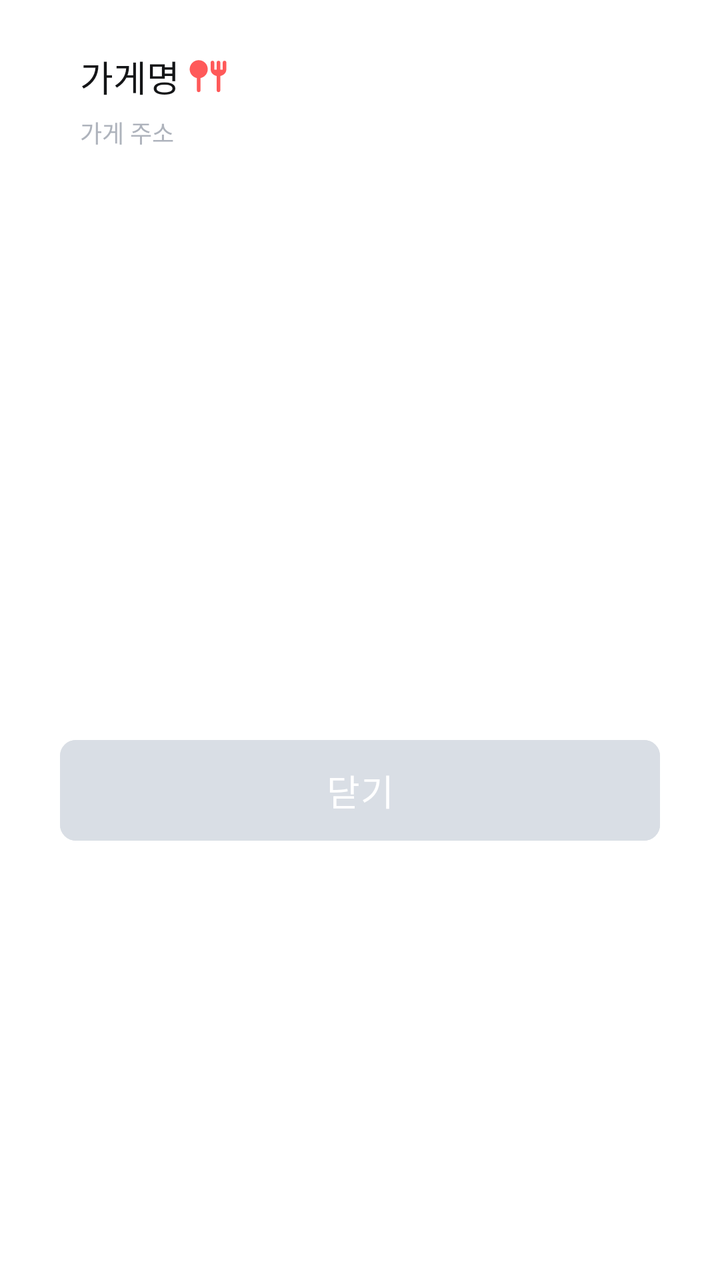
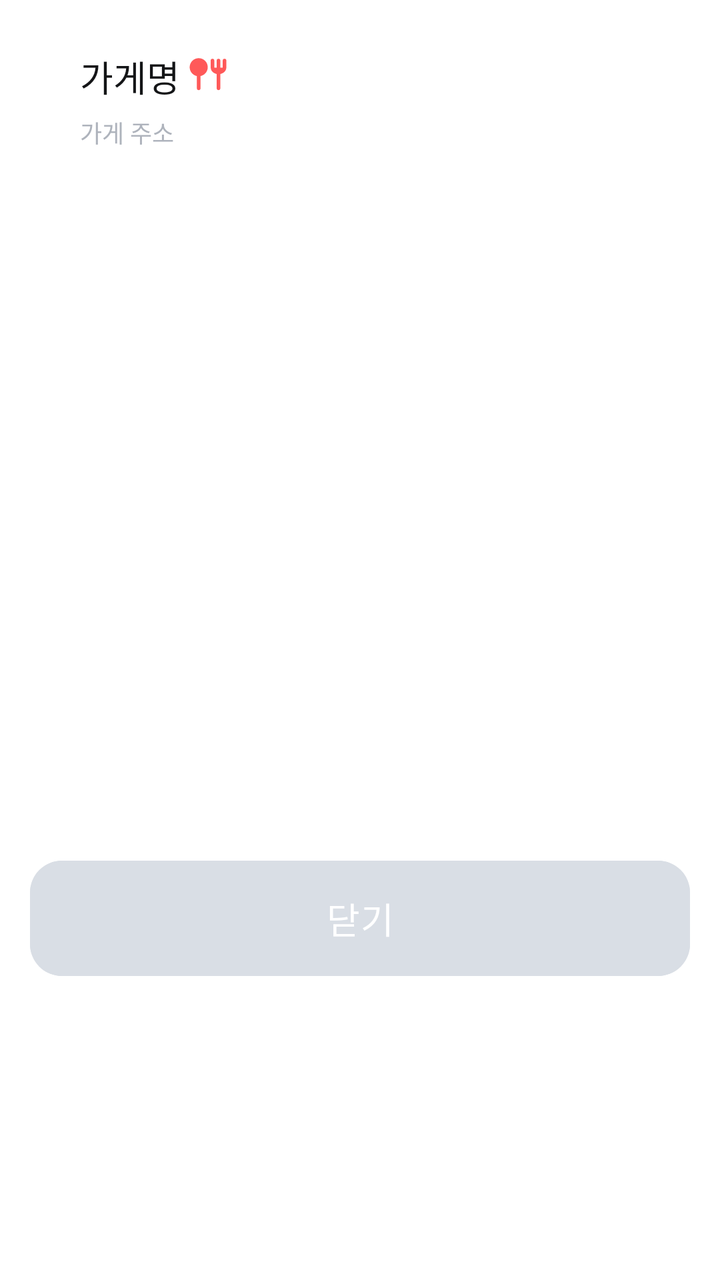

The first picture is an Android layout as it rendered before a commit; the second is the same layout after the commit. The layout source and the unified diff follow.
<!-- AndroidManifest.xml: application theme Theme.Terbuck -->
<!-- res/layout/dialog_partnership.xml -->
<?xml version="1.0" encoding="utf-8"?>
<androidx.constraintlayout.widget.ConstraintLayout xmlns:android="http://schemas.android.com/apk/res/android"
    xmlns:tools="http://schemas.android.com/tools"
    android:layout_width="match_parent"
    android:layout_height="wrap_content"
    xmlns:app="http://schemas.android.com/apk/res-auto">

    <androidx.constraintlayout.widget.ConstraintLayout
        android:layout_width="match_parent"
        android:layout_height="match_parent"
        android:padding="15dp"
        android:layout_marginHorizontal="15dp"
        android:background="@drawable/background_white_radius24"
        app:layout_constraintBottom_toBottomOf="parent"
        app:layout_constraintEnd_toEndOf="parent"
        app:layout_constraintStart_toStartOf="parent"
        app:layout_constraintTop_toTopOf="parent">

        <LinearLayout
            android:id="@+id/layout_store"
            android:layout_width="0dp"
            android:layout_height="wrap_content"
            android:layout_margin="10dp"
            android:orientation="horizontal"
            app:layout_constraintEnd_toEndOf="parent"
            app:layout_constraintHorizontal_bias="0.0"
            app:layout_constraintStart_toStartOf="parent"
            app:layout_constraintTop_toTopOf="parent">

            <TextView
                android:id="@+id/textView_store_name"
                style="@style/Text_Semi_18"
                android:layout_width="wrap_content"
                android:layout_height="wrap_content"
                android:layout_gravity="center"
                android:ellipsize="end"
                android:maxLines="1"
                android:text="가게명"
                app:layout_constraintBottom_toBottomOf="parent"
                app:layout_constraintEnd_toEndOf="parent"
                app:layout_constraintStart_toStartOf="parent"
                app:layout_constraintTop_toTopOf="parent" />

            <ImageView
                android:id="@+id/imageView_category"
                android:layout_width="20dp"
                android:layout_height="20dp"
                android:layout_gravity="center"
                android:layout_marginStart="4dp"
                android:src="@drawable/ic_food_selected"
                app:layout_constraintBottom_toBottomOf="@id/button_more"
                app:layout_constraintEnd_toStartOf="@+id/button_more"
                app:layout_constraintHorizontal_bias="0.0"
                app:layout_constraintStart_toEndOf="@+id/textView_store_name"
                app:layout_constraintTop_toTopOf="@id/button_more" />

        </LinearLayout>

        <TextView
            android:id="@+id/textView_store_address"
            style="@style/Caption_Medi_12"
            android:layout_width="0dp"
            android:layout_height="wrap_content"
            android:layout_marginTop="6dp"
            android:text="가게 주소"
            android:textColor="@color/black_10"
            app:layout_constraintEnd_toEndOf="@+id/layout_store"
            app:layout_constraintHorizontal_bias="0.0"
            app:layout_constraintStart_toStartOf="@+id/layout_store"
            app:layout_constraintTop_toBottomOf="@+id/layout_store" />

        <androidx.recyclerview.widget.RecyclerView
            android:id="@+id/recyclerView_partnership"
            android:layout_width="0dp"
            android:layout_height="wrap_content"
            android:layout_marginTop="46dp"
            app:layout_constraintEnd_toEndOf="@+id/layout_store"
            app:layout_constraintHorizontal_bias="0.0"
            app:layout_constraintStart_toStartOf="@+id/layout_store"
            app:layout_constraintTop_toBottomOf="@+id/textView_store_address" />

        <Button
            android:id="@+id/button_close"
            style="@style/DialogButton"
            android:layout_width="0dp"
            android:layout_height="wrap_content"
            android:layout_marginTop="44dp"
            android:text="닫기"
            app:layout_constraintBottom_toBottomOf="parent"
            app:layout_constraintEnd_toEndOf="parent"
            app:layout_constraintStart_toStartOf="parent"
            app:layout_constraintTop_toBottomOf="@+id/recyclerView_partnership" />

    </androidx.constraintlayout.widget.ConstraintLayout>
</androidx.constraintlayout.widget.ConstraintLayout>
<!-- resources referenced by this layout -->
<resources>
  <color name="black_10">#AEB3BC</color>
  <!-- drawable background_white_radius24 (drawable) -->
  <?xml version="1.0" encoding="utf-8"?>
  <shape xmlns:android="http://schemas.android.com/apk/res/android">
  
      <solid android:color="@color/white"/>
  
      <corners android:radius="24dp"/>
  </shape>
  <!-- drawable ic_food_selected (drawable) -->
  <vector xmlns:android="http://schemas.android.com/apk/res/android"
      android:width="16dp"
      android:height="16dp"
      android:viewportWidth="16"
      android:viewportHeight="16">
    <path
        android:pathData="M7.897,5.281C7.897,7.03 6.655,8.489 5.005,8.824V13.778C5.005,14.146 4.706,14.445 4.338,14.445H4.225C3.857,14.445 3.559,14.146 3.559,13.778V8.824C1.909,8.489 0.667,7.03 0.667,5.281C0.667,3.285 2.285,1.666 4.282,1.666C6.278,1.666 7.897,3.285 7.897,5.281Z"
        android:fillColor="#FF5959"/>
    <path
        android:pathData="M9.847,1.908C10.215,1.908 10.514,2.206 10.514,2.574V5.281C10.514,5.347 10.518,5.411 10.525,5.474H11.478V2.574C11.478,2.206 11.777,1.908 12.145,1.908H12.257C12.626,1.908 12.924,2.206 12.924,2.574V5.474H13.877C13.884,5.411 13.888,5.347 13.888,5.281V2.574C13.888,2.206 14.186,1.908 14.554,1.908H14.667C15.035,1.908 15.334,2.206 15.334,2.574V5.281C15.334,6.763 14.306,7.673 12.924,8V13.772C12.924,14.14 12.626,14.439 12.257,14.439H12.145C11.777,14.439 11.478,14.14 11.478,13.772V8C10.096,7.674 9.068,6.763 9.068,5.281V2.574C9.068,2.206 9.366,1.908 9.735,1.908H9.847Z"
        android:fillColor="#FF5959"/>
  </vector>
  <style name="Caption_Medi_12">
          <item name="android:fontFamily">@font/pretendard_medium</item>
          <item name="android:textSize">12sp</item>
      </style>
  <style name="DialogButton" parent="Text_Semi_18">
          <item name="android:layout_height">wrap_content</item>
          <item name="android:textColor">@color/white</item>
          <item name="cornerRadius">8dp</item>
          <item name="android:backgroundTint">@color/black_5</item>
          <item name="android:paddingVertical">12dp</item>
      </style>
  <style name="Text_Semi_18">
          <item name="android:fontFamily">@font/pretendard_semi_bold</item>
          <item name="android:textSize">18sp</item>
      </style>
  <style name="Theme.Terbuck" parent="Base.Theme.Terbuck" />
  <color name="white">#FFFFFFFF</color>
  <color name="black_5">#D9DEE5</color>
  <style name="Base.Theme.Terbuck" parent="Theme.Material3.DayNight.NoActionBar">
          <item name="colorPrimary">@color/green_50</item>
          <item name="android:statusBarColor">@color/transparent</item>
          <item name="android:textColor">@color/black_50</item>
          <item name="android:windowBackground">@color/white</item>
          <item name="colorControlActivated">@color/green_50</item> 
          <item name="android:windowLightStatusBar">true</item>   
      </style>
  <color name="green_50">#6AD8A9</color>
  <color name="transparent">#00000000</color>
  <color name="black_50">#141517</color>
</resources>

<!-- the commit's change to res/layout/dialog_partnership.xml (unified diff, before → after) -->
@@ -3,15 +3,14 @@
     xmlns:tools="http://schemas.android.com/tools"
     android:layout_width="match_parent"
     android:layout_height="wrap_content"
+    android:paddingHorizontal="15dp"
     xmlns:app="http://schemas.android.com/apk/res-auto">
 
     <androidx.constraintlayout.widget.ConstraintLayout
+        android:id="@+id/layout_content"
         android:layout_width="match_parent"
-        android:layout_height="match_parent"
-        android:padding="15dp"
-        android:layout_marginHorizontal="15dp"
+        android:layout_height="270dp"
         android:background="@drawable/background_white_radius24"
-        app:layout_constraintBottom_toBottomOf="parent"
         app:layout_constraintEnd_toEndOf="parent"
         app:layout_constraintStart_toStartOf="parent"
         app:layout_constraintTop_toTopOf="parent">
@@ -20,7 +19,8 @@
             android:id="@+id/layout_store"
             android:layout_width="0dp"
             android:layout_height="wrap_content"
-            android:layout_margin="10dp"
+            android:layout_marginHorizontal="25dp"
+            android:layout_marginTop="25dp"
             android:orientation="horizontal"
             app:layout_constraintEnd_toEndOf="parent"
             app:layout_constraintHorizontal_bias="0.0"
@@ -32,9 +32,8 @@
                 style="@style/Text_Semi_18"
                 android:layout_width="wrap_content"
                 android:layout_height="wrap_content"
+                android:maxWidth="169dp"
                 android:layout_gravity="center"
-                android:ellipsize="end"
-                android:maxLines="1"
                 android:text="가게명"
                 app:layout_constraintBottom_toBottomOf="parent"
                 app:layout_constraintEnd_toEndOf="parent"
@@ -45,8 +44,9 @@
                 android:id="@+id/imageView_category"
                 android:layout_width="20dp"
                 android:layout_height="20dp"
-                android:layout_gravity="center"
+                android:layout_gravity="center|top"
                 android:layout_marginStart="4dp"
+                android:layout_marginTop="2dp"
                 android:src="@drawable/ic_food_selected"
                 app:layout_constraintBottom_toBottomOf="@id/button_more"
                 app:layout_constraintEnd_toStartOf="@+id/button_more"
@@ -72,24 +72,27 @@
         <androidx.recyclerview.widget.RecyclerView
             android:id="@+id/recyclerView_partnership"
             android:layout_width="0dp"
-            android:layout_height="wrap_content"
-            android:layout_marginTop="46dp"
-            app:layout_constraintEnd_toEndOf="@+id/layout_store"
-            app:layout_constraintHorizontal_bias="0.0"
-            app:layout_constraintStart_toStartOf="@+id/layout_store"
-            app:layout_constraintTop_toBottomOf="@+id/textView_store_address" />
-
-        <Button
-            android:id="@+id/button_close"
-            style="@style/DialogButton"
-            android:layout_width="0dp"
-            android:layout_height="wrap_content"
-            android:layout_marginTop="44dp"
-            android:text="닫기"
+            android:layout_height="0dp"
+            android:layout_marginHorizontal="12dp"
+            android:layout_marginTop="20dp"
+            android:layout_marginBottom="7dp"
             app:layout_constraintBottom_toBottomOf="parent"
             app:layout_constraintEnd_toEndOf="parent"
+            app:layout_constraintHorizontal_bias="0.0"
             app:layout_constraintStart_toStartOf="parent"
-            app:layout_constraintTop_toBottomOf="@+id/recyclerView_partnership" />
+            app:layout_constraintTop_toBottomOf="@+id/textView_store_address"
+            app:layout_constraintVertical_bias="0.0" />
+    </androidx.constraintlayout.widget.ConstraintLayout>
 
-    </androidx.constraintlayout.widget.ConstraintLayout>
+    <Button
+        android:id="@+id/button_close"
+        style="@style/DialogButton16"
+        android:layout_width="0dp"
+        android:layout_height="wrap_content"
+        android:layout_marginTop="8dp"
+        android:text="닫기"
+        app:layout_constraintBottom_toBottomOf="parent"
+        app:layout_constraintEnd_toEndOf="parent"
+        app:layout_constraintStart_toStartOf="parent"
+        app:layout_constraintTop_toBottomOf="@+id/layout_content" />
 </androidx.constraintlayout.widget.ConstraintLayout>
<!-- resource entries referenced after the edit -->
@@ -26,12 +26,12 @@
           <item name="android:fontFamily">@font/pretendard_medium</item>
           <item name="android:textSize">12sp</item>
       </style>
-  <style name="DialogButton" parent="Text_Semi_18">
+  <style name="DialogButton16" parent="Text_Semi_18">
           <item name="android:layout_height">wrap_content</item>
           <item name="android:textColor">@color/white</item>
-          <item name="cornerRadius">8dp</item>
+          <item name="cornerRadius">16dp</item>
           <item name="android:backgroundTint">@color/black_5</item>
-          <item name="android:paddingVertical">12dp</item>
+          <item name="android:paddingVertical">15.5dp</item>
       </style>
   <style name="Text_Semi_18">
           <item name="android:fontFamily">@font/pretendard_semi_bold</item>
